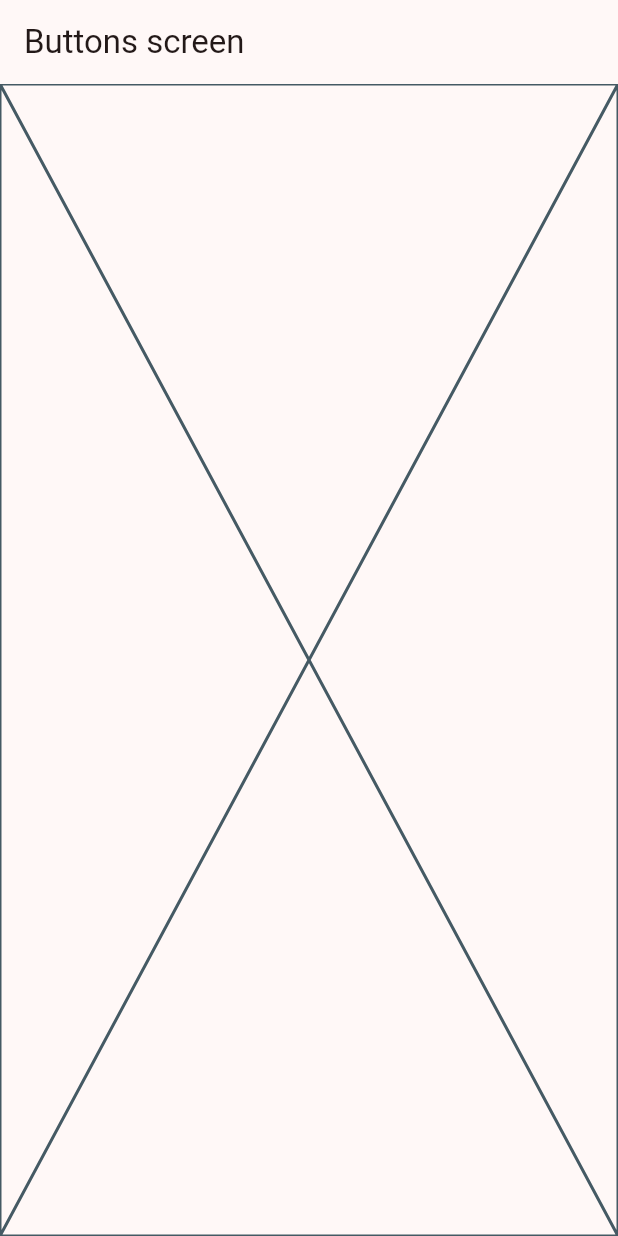
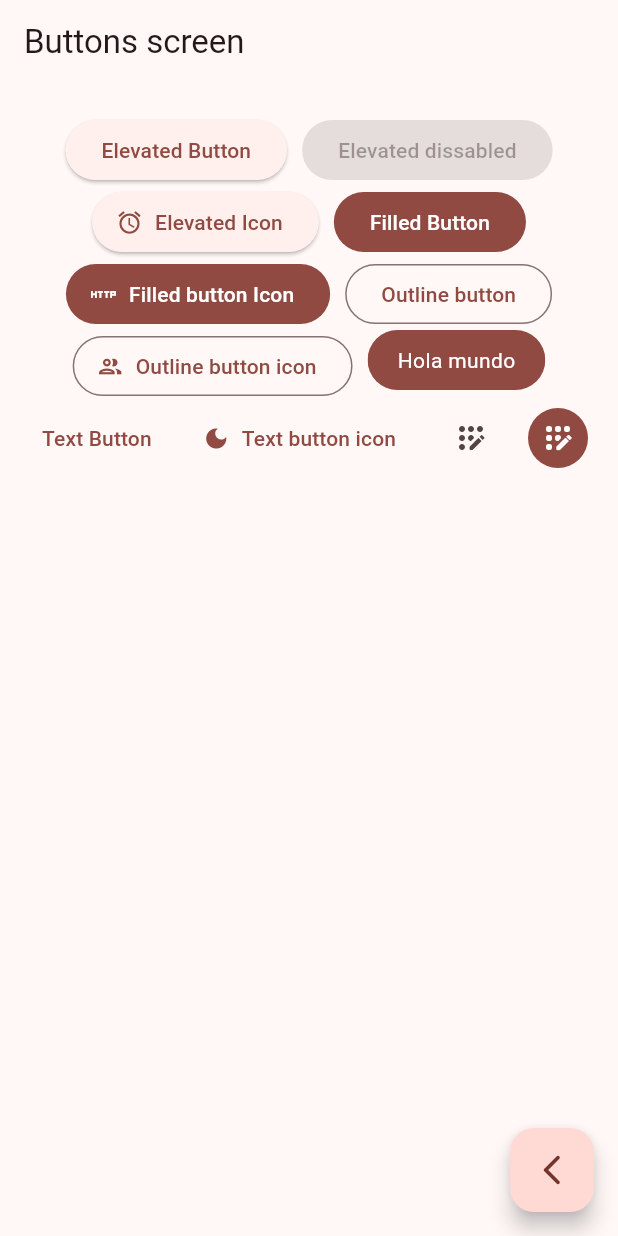
Before and after one commit to Diego2038/Widgets-App, a Flutter app: the ButtonsScreen screen opened by its route, on a phone screen of 412 x 824 dp. Run offline on Flutter 3.47's test engine with Material 2 defaults, Android fonts, the phone set to English and light mode, and no system bars; our stand-ins replace go_router.

Commit message:
buttons implemented and customised implemented

```diff
--- a/lib/presentation/buttons/buttons_screen.dart
+++ b/lib/presentation/buttons/buttons_screen.dart
@@ -1,4 +1,5 @@
 import 'package:flutter/material.dart';
+import 'package:go_router/go_router.dart';
 
 class ButtonsScreen extends StatelessWidget {
 
@@ -12,7 +13,98 @@ class ButtonsScreen extends StatelessWidget {
       appBar: AppBar(
         title: const Text("Buttons screen"),
       ),
-      body: const Placeholder(),
+      body: const _ButtonsView(),
+      floatingActionButton: FloatingActionButton(
+        onPressed: (){
+          context.pop();
+        },
+        child: const Icon(Icons.arrow_back_ios_new_rounded),
+      ),
     );
   }
 }
+
+class _ButtonsView extends StatelessWidget {
+
+  const _ButtonsView( );
+
+  @override
+  Widget build(BuildContext context) {
+
+    final colors = Theme.of(context).colorScheme;
+
+    return  SizedBox(
+      width: double.infinity,
+      child: Padding(
+        padding: const EdgeInsets.symmetric(horizontal: 10, vertical: 20),
+        child: Wrap(
+          alignment: WrapAlignment.center,
+          spacing: 10,
+          children: [
+
+            ElevatedButton( onPressed: () {}, child: const Text("Elevated Button") ),
+
+            const ElevatedButton( onPressed: null, child: Text("Elevated dissabled"),  ),
+            ElevatedButton.icon(
+              onPressed: (){},
+              icon: const Icon(Icons.access_alarm),
+              label: const Text("Elevated Icon")
+            ),
+
+            FilledButton(onPressed: (){}, child: const Text("Filled Button")),
+            FilledButton.icon(onPressed: (){}, icon: const Icon(Icons.http_sharp), label: const Text("Filled button Icon")),
+
+            OutlinedButton(onPressed: (){}, child: const Text("Outline button")),
+            OutlinedButton.icon(onPressed: (){}, icon: const Icon(Icons.people_outline_sharp), label: const Text("Outline button icon")),
+
+            CustomButton(),
+
+            TextButton(onPressed: (){}, child: const Text("Text Button")),
+            TextButton.icon(onPressed: (){}, icon: const Icon(Icons.dark_mode), label: const Text("Text button icon"),),
+
+            IconButton(onPressed: (){}, icon: const Icon(Icons.app_registration_rounded)),
+            IconButton(
+              onPressed: (){},
+              icon: const Icon(Icons.app_registration_rounded),
+              style: ButtonStyle(
+                backgroundColor: MaterialStatePropertyAll(colors.primary),
+                iconColor: const MaterialStatePropertyAll(Colors.white),
+              ),
+            ),
+
+
+
+
+
+          ],
+        ),
+      ),
+    );
+  }
+}
+
+
+
+class CustomButton extends StatelessWidget {
+  const CustomButton({super.key});
+
+  @override
+  Widget build(BuildContext context) {
+
+    final colors = Theme.of(context).colorScheme;
+
+    return ClipRRect(
+      borderRadius: BorderRadius.circular(20),
+      child: Material(
+        color: colors.primary,
+        child: InkWell(
+          onTap: (){},
+          child: const Padding(
+            padding: EdgeInsets.symmetric(horizontal: 20, vertical: 10),
+            child: Text("Hola mundo", style: TextStyle( color: Colors.white),),
+          ),
+        ),
+      ),
+    );
+  }
+}
--- a/lib/presentation/screen/home/home_screen.dart
+++ b/lib/presentation/screen/home/home_screen.dart
@@ -3,7 +3,6 @@
 import 'package:flutter/material.dart';
 import 'package:go_router/go_router.dart';
 import 'package:wigets_app/config/menu/menu_items.dart';
-import 'package:wigets_app/presentation/buttons/buttons_screen.dart';
 
 class HomeScreen extends StatelessWidget {
 
```
